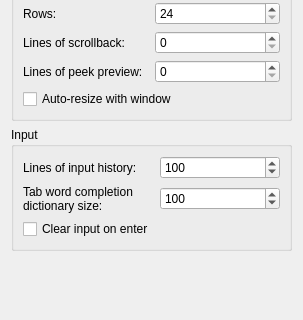
MUME/MMapper, file src/preferences/clientpage.ui: the form before one commit; both pictures show x 0 to 303 and y 214 to 534 of the 303 by 534 pixel window.
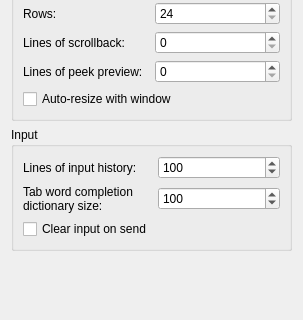
The form after the commit.

Commit message: client defaults to retaining input on send as per user poll

What changed in the file:
```diff
--- a/src/preferences/clientpage.ui
+++ b/src/preferences/clientpage.ui
@@ -277,7 +277,7 @@
       <item row="3" column="0">
        <widget class="QCheckBox" name="clearInputCheckBox">
         <property name="text">
-         <string>Clear input on enter</string>
+         <string>Clear input on send</string>
         </property>
        </widget>
       </item>
```
The commit also changes 1 other file.
